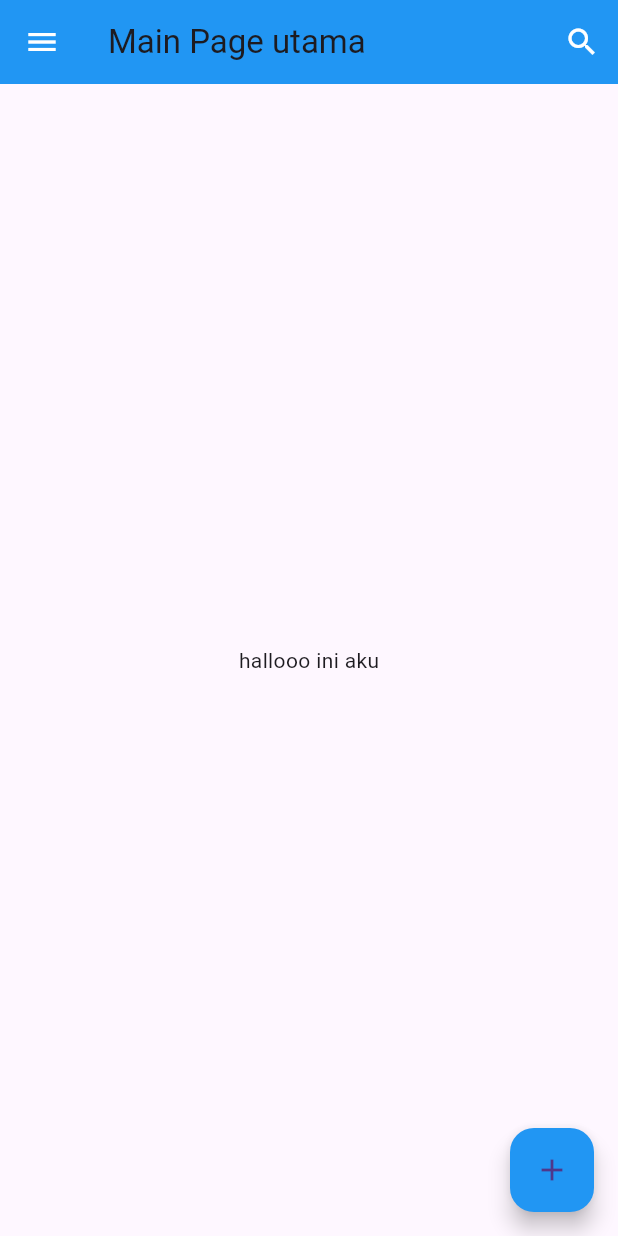
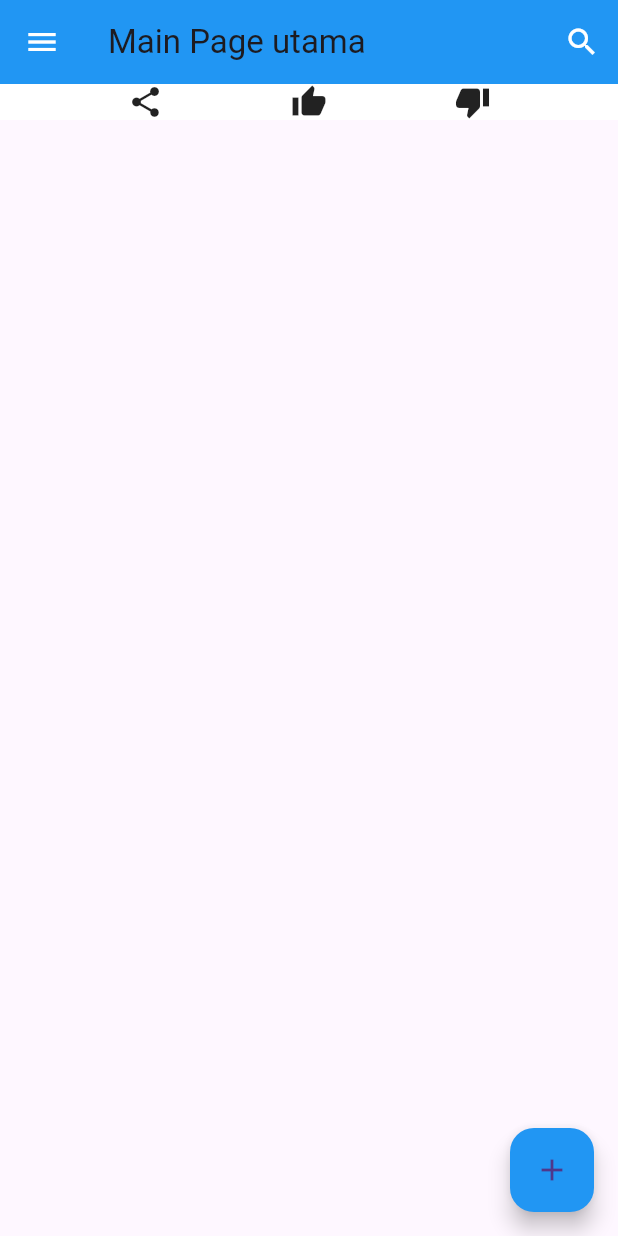
Before and after one commit to AzmiFH/belajar-flutter-pemula, a Flutter app: the screen it shows after launch, on a phone screen of 412 x 824 dp. Run offline on Flutter 3.47's test engine with Material 3 defaults, Android fonts, the phone set to English and light mode, and no system bars.

Commit message:
collom n row

```diff
--- a/materiyt_01_aplikasipertama/lib/main_page.dart
+++ b/materiyt_01_aplikasipertama/lib/main_page.dart
@@ -22,8 +22,19 @@ class MainPage extends StatelessWidget {
         ),
         // PERBAIKAN: Tambahkan penutup ')' untuk AppBar
       ),
+      body: Container(
+        color: Colors.white,
+        child: Row(
+          mainAxisAlignment: MainAxisAlignment.spaceEvenly,
+          children: const <Widget>[
+            Icon(Icons.share),
+            Icon(Icons.thumb_up),
+            Icon(Icons.thumb_down),
+          ],
+        ),
+      ),
       // PERBAIKAN: Indentasi body agar sejajar dengan appBar
-      body: const Center(child: Text("hallooo ini aku")),
+      //body: const Center(child: Text("hallooo ini aku")),
       floatingActionButton: FloatingActionButton(
         onPressed: () {},
         backgroundColor: Colors.blue,
```
